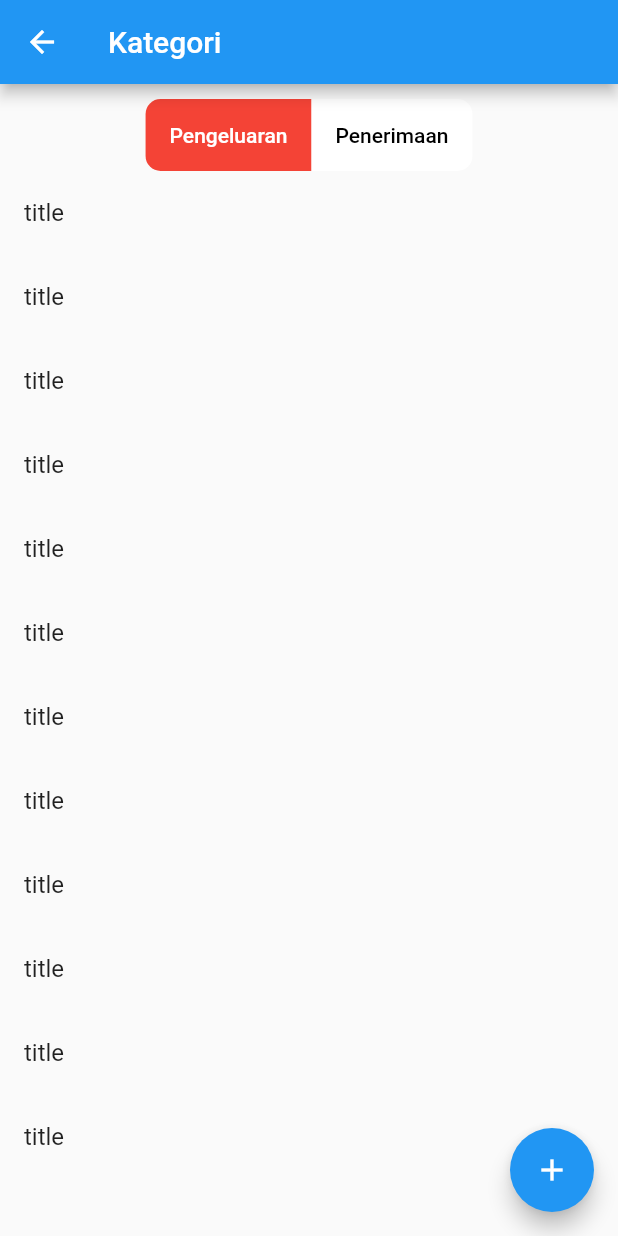
After one commit to indratdev/sepran_clone, a Flutter app: the CategoryScreen screen opened by its route, on a phone screen of 412 x 824 dp. The commit adds this screen. Run offline on Flutter 3.47's test engine with Material 2 defaults, Android fonts, the phone set to English and light mode, and no system bars; our stand-ins replace bloc, equatable, flutter_bloc, font_awesome_flutter, persistent_bottom_nav_bar_v2, sqflite; accounts and stored records are empty.

Commit message:
update ui category

```diff
--- /dev/null
+++ b/lib/Screens/setting_screen/category_screen/category_screen.dart
@@ -0,0 +1,88 @@
+import 'package:flutter/material.dart';
+
+class CategoryScreen extends StatelessWidget {
+  bool isPengeluaran = true;
+  CategoryScreen({Key? key}) : super(key: key);
+
+  @override
+  Widget build(BuildContext context) {
+    return Scaffold(
+      appBar: AppBar(
+        title: const Text("Kategori"),
+      ),
+      floatingActionButton:
+          FloatingActionButton(onPressed: () {}, child: const Icon(Icons.add)),
+      body: Column(
+        children: <Widget>[
+          Flexible(
+            flex: 1,
+            child: Row(
+              mainAxisAlignment: MainAxisAlignment.center,
+              children: <Widget>[
+                Container(
+                  margin: const EdgeInsets.only(top: 10),
+                  decoration: BoxDecoration(
+                    color: (isPengeluaran) ? Colors.red : Colors.white,
+                    borderRadius: const BorderRadius.only(
+                        topLeft: Radius.circular(10),
+                        bottomLeft: Radius.circular(10)),
+                    // boxShadow: [
+                    //   BoxShadow(
+                    //       color: Colors.lightBlue.shade900, spreadRadius: 3),
+                    // ],
+                  ),
+                  child: ElevatedButton(
+                    onPressed: () {},
+                    child: Text("Pengeluaran",
+                        style: TextStyle(
+                            color:
+                                (isPengeluaran) ? Colors.white : Colors.black)),
+                    style: ElevatedButton.styleFrom(
+                      primary: Colors.white.withOpacity(0),
+                      elevation: 0,
+                    ),
+                  ),
+                ),
+                Container(
+                  margin: const EdgeInsets.only(top: 10),
+                  decoration: BoxDecoration(
+                    color: (isPengeluaran) ? Colors.white : Colors.blue,
+                    borderRadius: const BorderRadius.only(
+                        topRight: Radius.circular(10),
+                        bottomRight: Radius.circular(10)),
+                    // boxShadow: [
+                    //   BoxShadow(
+                    //       color: Colors.lightBlue.shade900, spreadRadius: 3),
+                    // ],
+                  ),
+                  child: ElevatedButton(
+                    onPressed: () {},
+                    child: Text("Penerimaan",
+                        style: TextStyle(
+                            color:
+                                (isPengeluaran) ? Colors.black : Colors.white)),
+                    style: ElevatedButton.styleFrom(
+                      primary: Colors.white.withOpacity(0),
+                      elevation: 0,
+                    ),
+                  ),
+                ),
+              ],
+            ),
+          ),
+          Flexible(
+            flex: 8,
+            child: ListView.builder(
+              itemCount: 20,
+              itemBuilder: (context, index) {
+                return const ListTile(
+                  title: const Text("title"),
+                );
+              },
+            ),
+          )
+        ],
+      ),
+    );
+  }
+}
--- a/lib/Screens/setting_screen/setting_screen.dart
+++ b/lib/Screens/setting_screen/setting_screen.dart
@@ -25,7 +25,7 @@ class SettingScreen extends StatelessWidget {
                 itemBuilder: (context, index) {
                   return GestureDetector(
                     onTap: () {
-                      Navigator.pushNamed(context,
+                      Navigator.of(context, rootNavigator: true).pushNamed(
                           mSetting.getListSettings[index].routeSetting);
                     },
                     child: ListTile(
--- a/lib/utils/routes.dart
+++ b/lib/utils/routes.dart
@@ -8,7 +8,7 @@ import 'package:sepran_clone/Screens/setting_screen/setting_screen.dart';
 import 'package:sepran_clone/Screens/setting_screen/tema_warna/temawarna_screen.dart';
 import 'package:sepran_clone/Screens/splash_screen.dart';
 
-import '../Screens/home_screen/transaksi_screen/transaksi_screen.dart';
+import '../Screens/setting_screen/category_screen/category_screen.dart';
 
 class Routes {
   Map<String, WidgetBuilder> getRoutes = {
@@ -21,5 +21,6 @@ class Routes {
     '/setting': (_) => SettingScreen(),
     '/setting/backupData': (_) => BackupDataScreen(),
     '/setting/warnaTema': (_) => TemaWarnaSceen(),
+    '/setting/kategori': (_) => CategoryScreen(),
   };
 }
--- a/lib/utils/styles.dart
+++ b/lib/utils/styles.dart
@@ -8,7 +8,8 @@ class Styles {
       primarySwatch: Colors.blue, //isDarkTheme ? Colors.black :  Colors.blue,
       primaryColor: isDarkTheme
           ? Colors.grey.shade700
-          : Color(0xff4285F4), //Colors.black : Colors.blue,
+          // : Color(0xff4285F4), //Colors.black : Colors.blue,
+          : Colors.white, //Colors.black : Colors.blue,
       tabBarTheme: isDarkTheme
           ? TabBarTheme(
               labelColor: Colors.white,
```
Also changed, not shown: lib/main.dart (+3 -8 lines).
